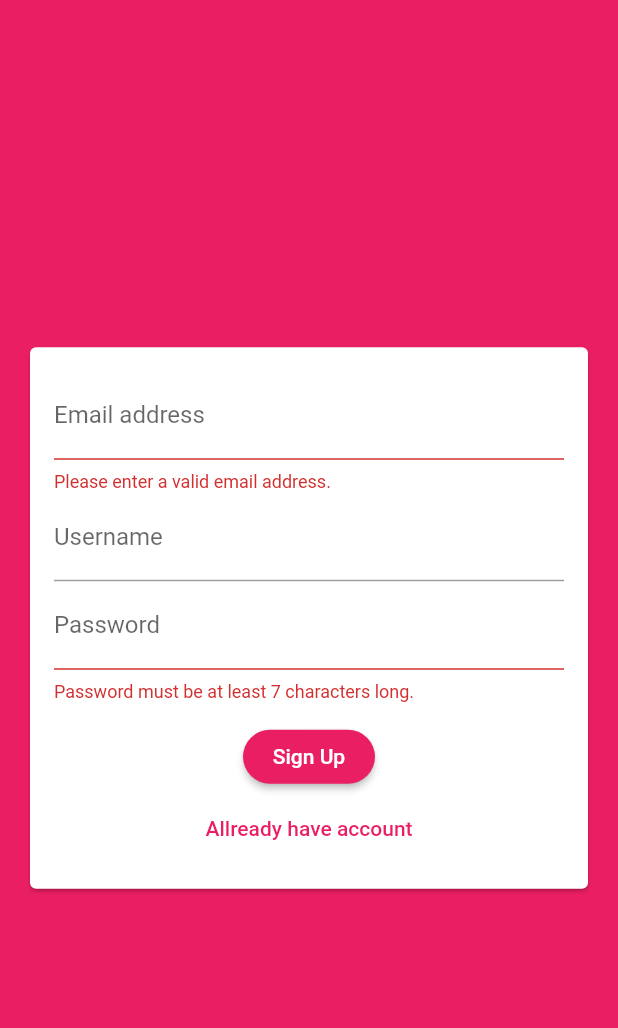
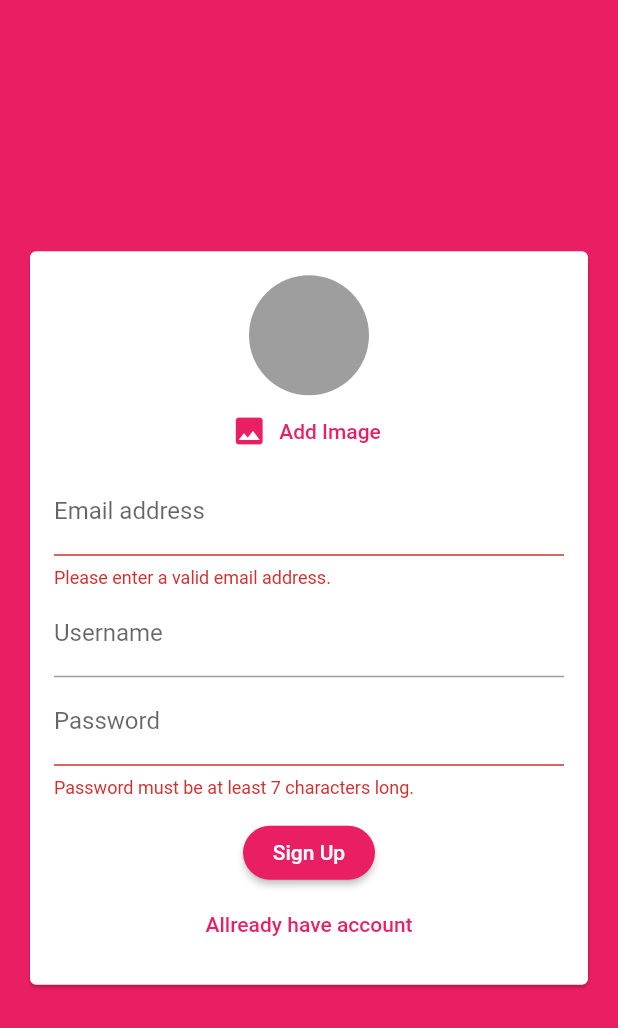
Before and after one commit to damjanh/flutter-chat-app, a Flutter app: the screen it shows after launch, after a tap on "Login", after a tap on "Create new account", on a phone screen of 412 x 824 dp. Shown: the top 1028 px of the screen. Run offline on Flutter 3.47's test engine with Material 2 defaults, Android fonts, the phone set to English and light mode, and no system bars; our stand-ins replace cloud_firestore, firebase_auth, image_picker; accounts and stored records are empty.

Commit message:
Implement user profile picture picker on auth screen when signing up.

```diff
--- a/lib/widgets/auth_form.dart
+++ b/lib/widgets/auth_form.dart
@@ -1,4 +1,6 @@
 import 'package:flutter/material.dart';
+
+import 'user_image_picker.dart';
 
 class AuthForm extends StatefulWidget {
   final bool isLoading;
@@ -53,6 +55,7 @@ class _AuthFormState extends State<AuthForm> {
               child: Column(
                 mainAxisSize: MainAxisSize.min,
                 children: [
+                  if (!_isLogin) UserImagePicker(),
                   TextFormField(
                     key: ValueKey('email'),
                     validator: (value) {
--- /dev/null
+++ b/lib/widgets/user_image_picker.dart
@@ -0,0 +1,43 @@
+import 'dart:io';
+
+import 'package:flutter/material.dart';
+import 'package:image_picker/image_picker.dart';
+
+class UserImagePicker extends StatefulWidget {
+  @override
+  _UserImagePickerState createState() => _UserImagePickerState();
+}
+
+class _UserImagePickerState extends State<UserImagePicker> {
+  File _pickedImage;
+
+  void _pickImage() async {
+    final picker = ImagePicker();
+    final pickedImage = await picker.getImage(source: ImageSource.gallery);
+    final pickedImageFile = File(pickedImage.path);
+
+    setState(() {
+      _pickedImage = pickedImageFile;
+    });
+  }
+
+  @override
+  Widget build(BuildContext context) {
+    return Column(
+      children: [
+        CircleAvatar(
+          backgroundColor: Colors.grey,
+          backgroundImage:
+              _pickedImage != null ? FileImage(_pickedImage) : null,
+          radius: 40,
+        ),
+        FlatButton.icon(
+          onPressed: _pickImage,
+          icon: Icon(Icons.image),
+          label: Text('Add Image'),
+          textColor: Theme.of(context).primaryColor,
+        ),
+      ],
+    );
+  }
+}
--- a/pubspec.yaml
+++ b/pubspec.yaml
@@ -30,6 +30,7 @@ dependencies:
   cupertino_icons: ^0.1.3
   cloud_firestore: ^0.13.6
   firebase_auth: ^0.16.1
+  image_picker: ^0.6.7+2
 
 dev_dependencies:
   flutter_test:
```
Also changed, not shown: pubspec.lock.
